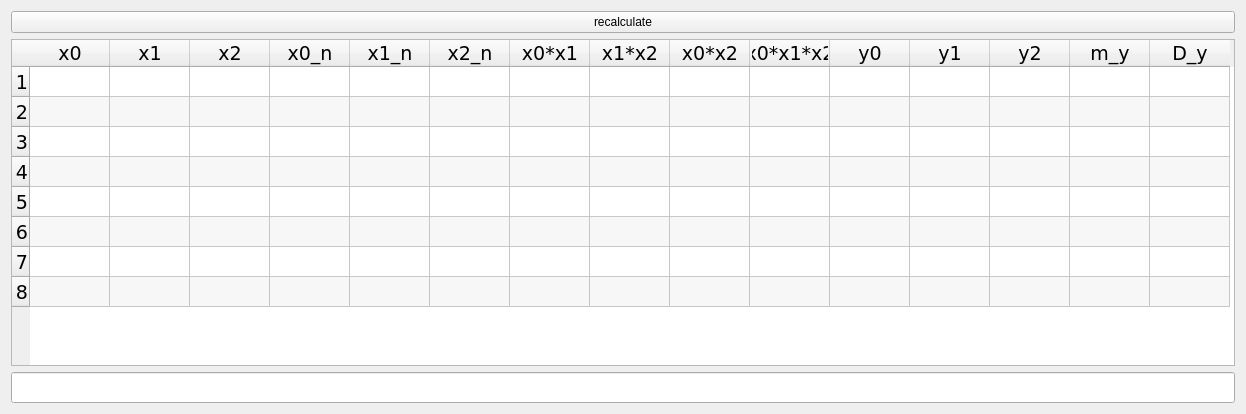
Old version of the form Lab4/gui.ui in the repository JC-labs/Experiment_Planning_theory_Labs.
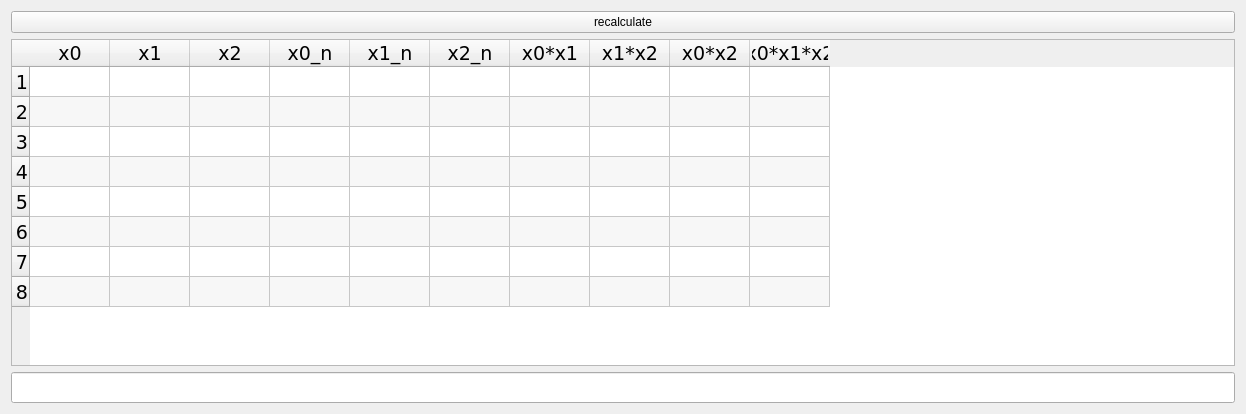
New version of the form.

```diff
--- a/Lab4/gui.ui
+++ b/Lab4/gui.ui
@@ -188,31 +188,6 @@
        <string>x0*x1*x2</string>
       </property>
      </column>
-     <column>
-      <property name="text">
-       <string>y0</string>
-      </property>
-     </column>
-     <column>
-      <property name="text">
-       <string>y1</string>
-      </property>
-     </column>
-     <column>
-      <property name="text">
-       <string>y2</string>
-      </property>
-     </column>
-     <column>
-      <property name="text">
-       <string>m_y</string>
-      </property>
-     </column>
-     <column>
-      <property name="text">
-       <string>D_y</string>
-      </property>
-     </column>
     </widget>
    </item>
    <item>
```
